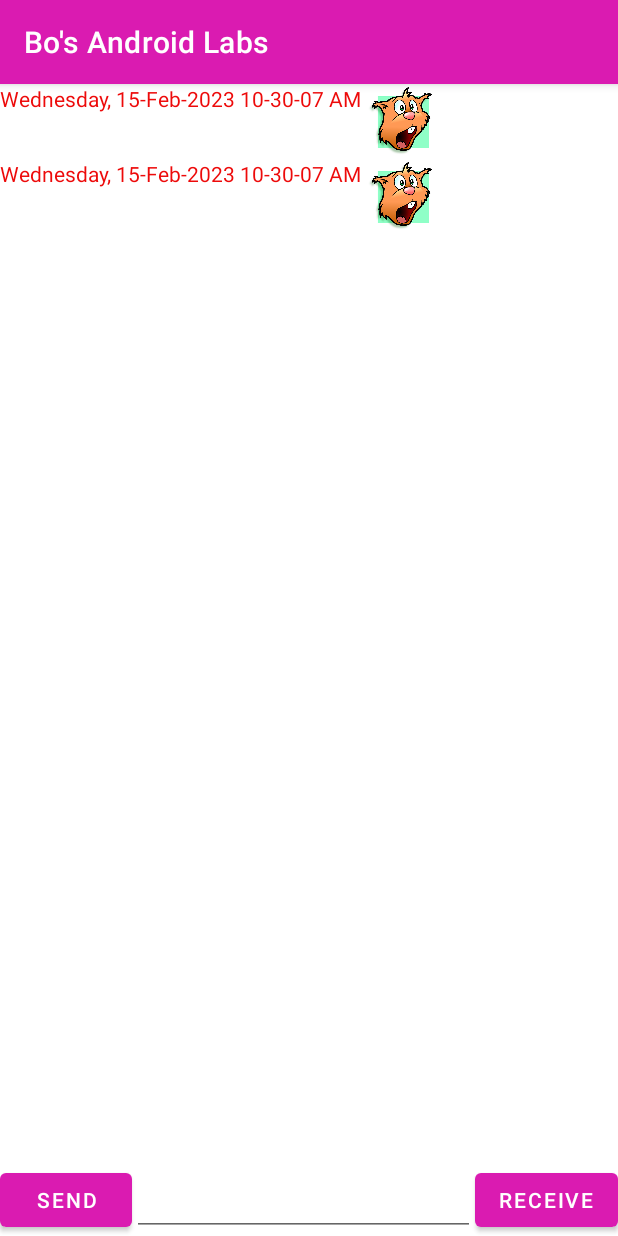
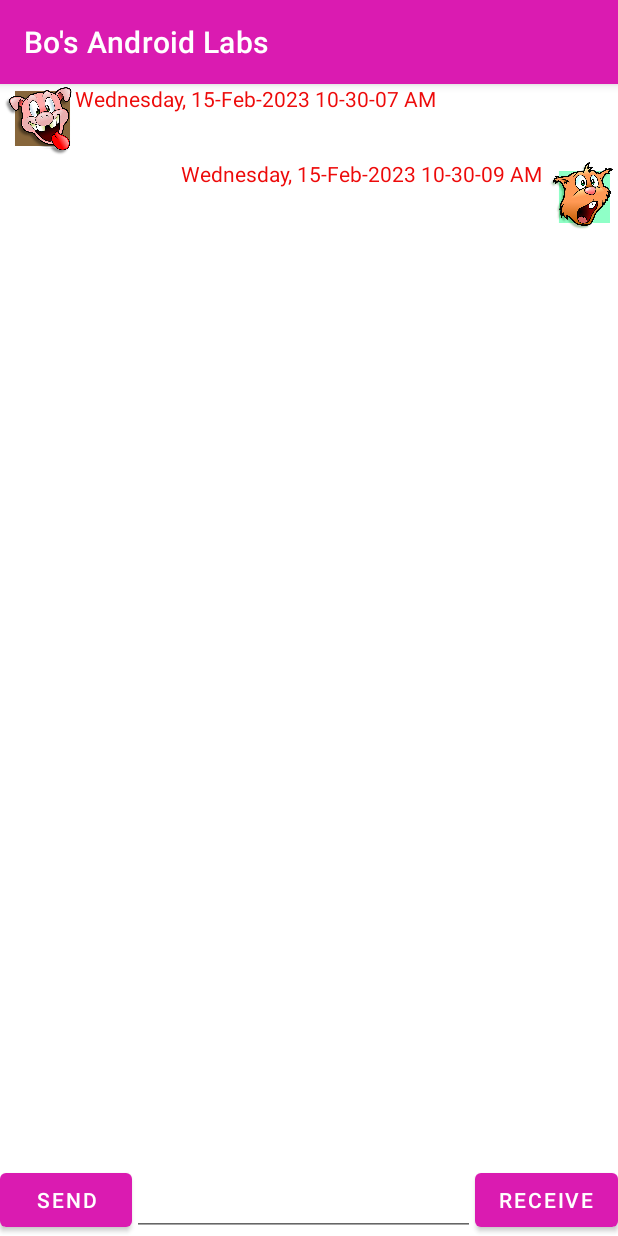
Before and after one commit to Superbigbabol/MyAndroidLabs, an Android app: the screen it shows after launch (ChatRoom), after a tap on "RECEIVE", on a phone screen of 412 x 824 dp. Run offline under Robolectric (Android 15) with nearby library versions, the phone set to English and light mode, and no system bars; 1 other tap on this screen came first.

Commit message:
Finish LAB6

```diff
--- a/app/src/main/java/algonquin/cst2335/shu00003/ChatRoom.java
+++ b/app/src/main/java/algonquin/cst2335/shu00003/ChatRoom.java
@@ -65,12 +65,13 @@ public class ChatRoom extends AppCompatActivity {
         });
 
         binding.receiveButton.setOnClickListener( click -> {
-            String receiveMsg = messages.get(messages.size()-1).getMessage();
-            String receiveDT = messages.get(messages.size()-1).getTimeSent();
-            ChatMessage cm = new ChatMessage(receiveMsg, receiveDT, false);
+            String receiveMsg = binding.textInput.getText().toString();
+            SimpleDateFormat sdf = new SimpleDateFormat("EEEE, dd-MMM-yyyy hh-mm-ss a");
+            String currentDateandTime = sdf.format(new Date());
+            ChatMessage cm = new ChatMessage(receiveMsg, currentDateandTime, false);
             messages.add(cm);
             myAdapter.notifyItemInserted(messages.size()-1);
-
+            binding.textInput.setText("");
         });
 
         binding.recycleView.setAdapter(myAdapter = new RecyclerView.Adapter<MyRowHolder>() {
@@ -79,10 +80,10 @@ public class ChatRoom extends AppCompatActivity {
             public MyRowHolder onCreateViewHolder(@NonNull ViewGroup parent, int viewType) {
                 if (viewType==0)
                 {
-                    SentMessageBinding sbinding = SentMessageBinding.inflate(getLayoutInflater());
+                    SentMessageBinding sbinding = SentMessageBinding.inflate(getLayoutInflater(), parent, false);
                     return new MyRowHolder(sbinding.getRoot());
                 }
-                ReceiveMessageBinding rbinding = ReceiveMessageBinding.inflate(getLayoutInflater());
+                ReceiveMessageBinding rbinding = ReceiveMessageBinding.inflate(getLayoutInflater(), parent, false);
                 return new MyRowHolder(rbinding.getRoot());
             }
 
@@ -102,7 +103,7 @@ public class ChatRoom extends AppCompatActivity {
 
             @Override
             public int getItemViewType(int position) {
-                if (messages.get(messages.size()-1).isSentButton())
+                if (messages.get(position).isSentButton())
                 {
                     return 0;
                 }
--- a/app/src/main/res/layout/receive_message.xml
+++ b/app/src/main/res/layout/receive_message.xml
@@ -3,7 +3,7 @@
     xmlns:app="http://schemas.android.com/apk/res-auto"
     xmlns:tools="http://schemas.android.com/tools"
     android:layout_width="match_parent"
-    android:layout_height="match_parent">
+    android:layout_height="wrap_content">
 
     <TextView
         android:id="@+id/message"
--- a/app/src/main/res/layout/sent_message.xml
+++ b/app/src/main/res/layout/sent_message.xml
@@ -3,7 +3,7 @@
     xmlns:app="http://schemas.android.com/apk/res-auto"
     xmlns:tools="http://schemas.android.com/tools"
     android:layout_width="match_parent"
-    android:layout_height="match_parent">
+    android:layout_height="wrap_content">
 
     <TextView
         android:id="@+id/message"
```
